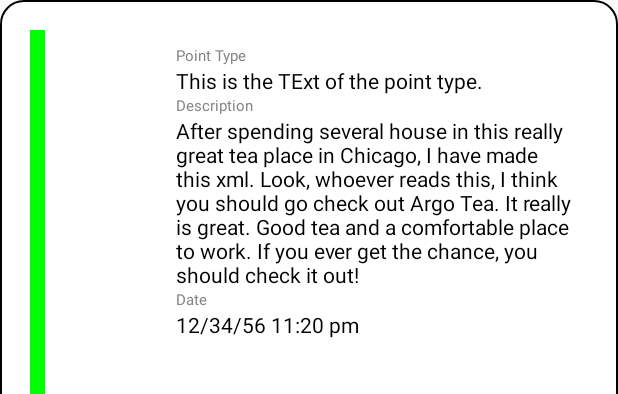
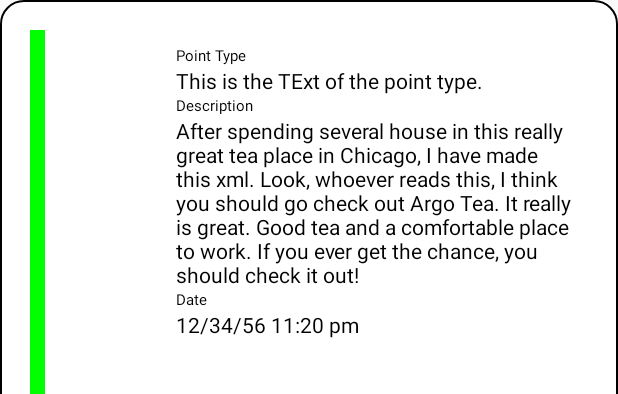
Before and after one commit to PurdueHCR/PurdueHCR-Android, an Android app: the layout list_item_point_log_overview.xml on its own in the app's theme, with its tools: preview values and no code run, on a phone screen of 412 x 824 dp. Shown: the top 394 px of the screen. Run offline under Robolectric (Android 15) with nearby library versions, the phone set to English and light mode, and no system bars.

```diff
--- a/app/src/main/res/drawable/border.xml
+++ b/app/src/main/res/drawable/border.xml
@@ -10,7 +10,7 @@
     <!-- View border color and width -->
     <stroke
         android:width="1dp"
-        android:color="@color/text_main" >
+        android:color="@color/black" >
     </stroke>
 
     <!-- The radius makes the corners rounded -->
--- a/app/src/main/res/layout/fragment_profile.xml
+++ b/app/src/main/res/layout/fragment_profile.xml
@@ -30,7 +30,7 @@
                 android:layout_marginTop="10dp"
                 android:layout_marginEnd="10dp"
                 android:layout_marginStart="10dp"
-                app:cardBackgroundColor="@color/text_main"
+                app:cardBackgroundColor="@color/black"
                 app:cardCornerRadius="20dp">
 
                 <include
@@ -48,7 +48,7 @@
                 android:layout_marginTop="10dp"
                 android:layout_marginEnd="10dp"
                 android:layout_marginStart="10dp"
-                app:cardBackgroundColor="@color/text_main"
+                app:cardBackgroundColor="@color/black"
                 app:cardCornerRadius="20dp">
 
                 <include
@@ -64,7 +64,7 @@
                 android:layout_width="match_parent"
                 android:layout_height="wrap_content"
                 android:layout_margin="10dp"
-                app:cardBackgroundColor="@color/text_main"
+                app:cardBackgroundColor="@color/black"
                 app:cardCornerRadius="20dp">
 
                 <include
--- a/app/src/main/res/layout/fragment_submit_point.xml
+++ b/app/src/main/res/layout/fragment_submit_point.xml
@@ -59,7 +59,7 @@
                 android:paddingBottom="8dp"
                 android:text="@string/filler_point_type_message"
                 android:textAlignment="viewStart"
-                android:textColor="@color/text_main"
+                android:textColor="@color/black"
                 android:textSize="20sp"
                 android:textStyle="bold"
                 app:layout_constraintBottom_toTopOf="@+id/submit_point_type_description_text_view"
@@ -77,7 +77,7 @@
                 android:paddingEnd="16dp"
                 android:paddingBottom="8dp"
                 android:text="@string/filler_point_details_message"
-                android:textColor="@color/text_accent"
+                android:textColor="@color/black"
                 android:textSize="12sp"
                 android:textStyle="normal"
                 app:layout_constraintEnd_toEndOf="parent"
--- a/app/src/main/res/layout/list_item_point_log_overview.xml
+++ b/app/src/main/res/layout/list_item_point_log_overview.xml
@@ -67,42 +67,42 @@
             android:layout_width="wrap_content"
             android:layout_height="wrap_content"
             android:text="Point Type"
-            android:textColor="@color/text_accent"
+            android:textColor="@color/black"
             android:textSize="10dp"/>
         <TextView
             android:id="@+id/message_log_type_text"
             android:layout_width="wrap_content"
             android:layout_height="wrap_content"
             android:text="This is the TExt of the point type."
-            android:textColor="@color/text_main"
+            android:textColor="@color/black"
             />
         <TextView
             android:id="@+id/description_text"
             android:layout_width="wrap_content"
             android:layout_height="wrap_content"
             android:text="Description"
-            android:textColor="@color/text_accent"
+            android:textColor="@color/black"
             android:textSize="10dp"/>
         <TextView
             android:id="@+id/message_log_text"
             android:layout_width="wrap_content"
             android:layout_height="wrap_content"
             android:text="After spending several house in this really great tea place in Chicago, I have made this xml. Look, whoever reads this, I think you should go check out Argo Tea. It really is great. Good tea and a comfortable place to work. If you ever get the chance, you should check it out!"
-            android:textColor="@color/text_main"
+            android:textColor="@color/black"
             />
         <TextView
             android:id="@+id/date_label"
             android:layout_width="wrap_content"
             android:layout_height="wrap_content"
             android:text="Date"
-            android:textColor="@color/text_accent"
+            android:textColor="@color/black"
             android:textSize="10dp"/>
         <TextView
             android:id="@+id/date_text"
             android:layout_width="wrap_content"
             android:layout_height="wrap_content"
             android:text="12/34/56 11:20 pm"
-            android:textColor="@color/text_main"
+            android:textColor="@color/black"
             />
     </LinearLayout>
 
--- a/app/src/main/res/values/colors.xml
+++ b/app/src/main/res/values/colors.xml
@@ -2,7 +2,7 @@
 <resources>
     <color name="colorPrimary">#3F51B5</color>
     <color name="colorPrimaryDark">#303F9F</color>
-    <color name="colorAccent">#000000</color>
+    <color name="black">#000000</color>
     <color name="secondary">#97B2C8</color>
     <color name="copper">#F8971C</color>
     <color name="palladium">#A7AAAB</color>
@@ -10,7 +10,6 @@
     <color name="silver">#84B940</color>
     <color name="titanium">#A380BA</color>
     <color name="white">#FFFFFF</color>
-    <color name="text_main">#000000</color>
     <color name="text_accent">#868585</color>
     <color name="approve_color">#00FF00</color>
     <color name="reject_color">#FF0000</color>
```
Also changed, not shown: app/src/main/java/com/hcrpurdue/jason/hcrhousepoints/Fragments/ProfileFragment.java (+49 -31 lines), app/src/main/java/com/hcrpurdue/jason/hcrhousepoints/Models/SystemPreferences.java (+9 -2 lines), app/src/main/res/layout/toolbar_profile.xml (+5 -5 lines).
